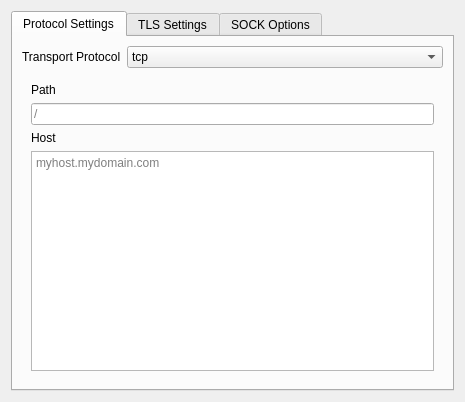
Old version of the form src/ui/widgets/widgets/StreamSettingsWidget.ui in the repository Qv2ray/Qv2ray.
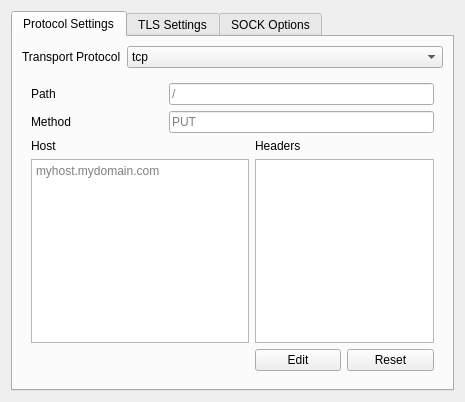
New version of the form. The open tabs and pages were chosen to show the change.

```diff
--- a/src/ui/widgets/widgets/StreamSettingsWidget.ui
+++ b/src/ui/widgets/widgets/StreamSettingsWidget.ui
@@ -160,7 +160,9 @@
           </layout>
          </widget>
          <widget class="QWidget" name="httpStackPage">
-          <layout class="QGridLayout" name="gridLayout_8" rowstretch="0,0,0,1">
+          <layout class="QGridLayout" name="gridLayout_8">
+           <item row="0" column="0">
+            <layout class="QGridLayout" name="gridLayout_10">
            <item row="0" column="0">
             <widget class="QLabel" name="label_5">
              <property name="text">
@@ -168,27 +170,90 @@
              </property>
             </widget>
            </item>
-           <item row="1" column="0">
+             <item row="0" column="1" colspan="2">
             <widget class="QLineEdit" name="httpPathTxt">
              <property name="placeholderText">
               <string notr="true">/</string>
              </property>
             </widget>
            </item>
-           <item row="2" column="0">
+             <item row="1" column="0">
+              <widget class="QLabel" name="label_31">
+               <property name="text">
+                <string>Method</string>
+               </property>
+              </widget>
+             </item>
+             <item row="1" column="1" colspan="2">
+              <widget class="QLineEdit" name="httpMethodTxt">
+               <property name="placeholderText">
+                <string notr="true">PUT</string>
+               </property>
+              </widget>
+             </item>
+            </layout>
+           </item>
+           <item row="1" column="0">
+            <layout class="QGridLayout" name="gridLayout_11">
+             <item row="0" column="0">
             <widget class="QLabel" name="label_4">
              <property name="text">
               <string>Host</string>
              </property>
             </widget>
            </item>
-           <item row="3" column="0">
+             <item row="0" column="1" colspan="2">
+              <widget class="QLabel" name="label_33">
+               <property name="text">
+                <string>Headers</string>
+               </property>
+              </widget>
+             </item>
+             <item row="1" column="0">
             <widget class="QPlainTextEdit" name="httpHostTxt">
              <property name="placeholderText">
               <string notr="true">myhost.mydomain.com</string>
              </property>
             </widget>
            </item>
+             <item row="1" column="1" colspan="2">
+              <widget class="QPlainTextEdit" name="httpHeadersTxt">
+               <property name="sizePolicy">
+                <sizepolicy hsizetype="Preferred" vsizetype="Preferred">
+                 <horstretch>0</horstretch>
+                 <verstretch>0</verstretch>
+                </sizepolicy>
+               </property>
+               <property name="lineWrapMode">
+                <enum>QPlainTextEdit::NoWrap</enum>
+               </property>
+               <property name="readOnly">
+                <bool>true</bool>
+               </property>
+               <property name="plainText">
+                <string/>
+               </property>
+               <property name="placeholderText">
+                <string notr="true"/>
+               </property>
+              </widget>
+             </item>
+             <item row="2" column="1">
+              <widget class="QPushButton" name="httpHeadersEditBtn">
+               <property name="text">
+                <string>Edit</string>
+               </property>
+              </widget>
+             </item>
+             <item row="2" column="2">
+              <widget class="QPushButton" name="httpHeadersDefBtn">
+               <property name="text">
+                <string>Reset</string>
+               </property>
+              </widget>
+             </item>
+            </layout>
+           </item>
           </layout>
          </widget>
          <widget class="QWidget" name="wsStackPage">
```
Left out of the diff: 35 changed lines with no effect on the pictures. Lines whose indentation alone changed are shown as unchanged.
